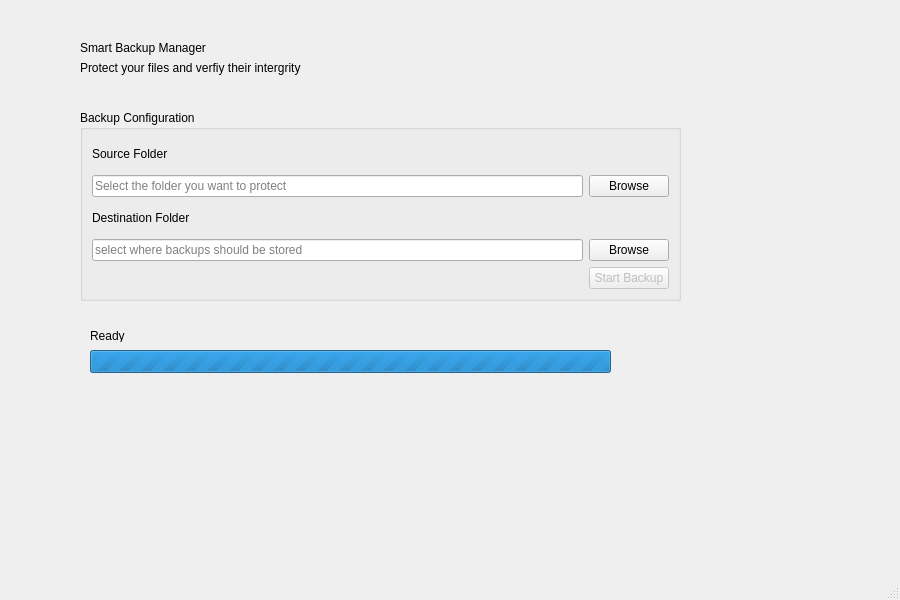
Old version of the form mainwindow.ui in the repository Anotidagd/cpp-qt-smart-backup-manager.
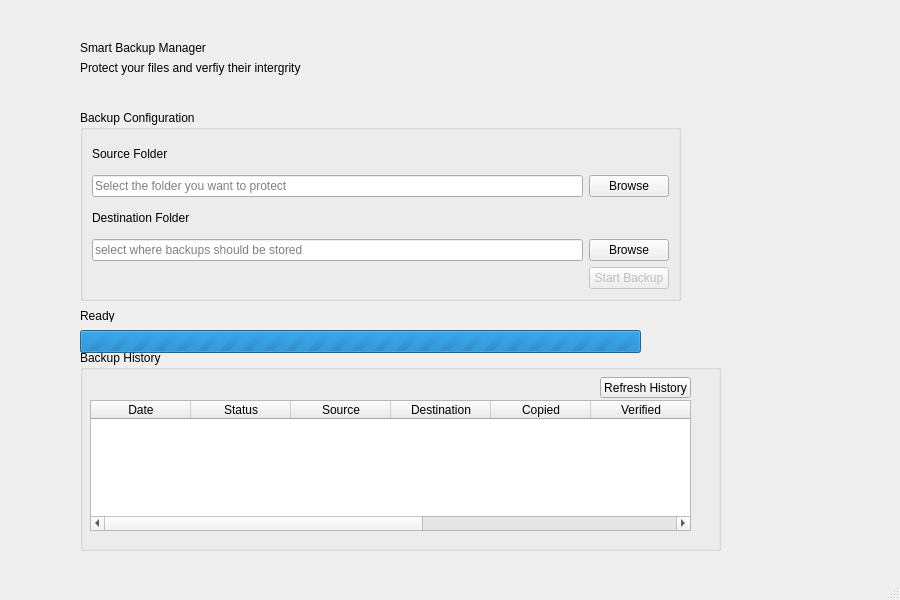
New version of the form.

Commit message: feat: add persistent backup history dashboard

```diff
--- a/mainwindow.ui
+++ b/mainwindow.ui
@@ -122,8 +122,8 @@
    <widget class="QLabel" name="progressLabel">
     <property name="geometry">
      <rect>
-      <x>90</x>
-      <y>330</y>
+      <x>80</x>
+      <y>310</y>
       <width>37</width>
       <height>12</height>
      </rect>
@@ -135,9 +135,9 @@
    <widget class="QProgressBar" name="backupProgressBar">
     <property name="geometry">
      <rect>
-      <x>90</x>
-      <y>350</y>
-      <width>521</width>
+      <x>80</x>
+      <y>330</y>
+      <width>561</width>
       <height>23</height>
      </rect>
     </property>
@@ -148,6 +148,86 @@
      <number>0</number>
     </property>
    </widget>
+   <widget class="QGroupBox" name="backupHistoryGroup">
+    <property name="geometry">
+     <rect>
+      <x>80</x>
+      <y>350</y>
+      <width>641</width>
+      <height>201</height>
+     </rect>
+    </property>
+    <property name="title">
+     <string>Backup History</string>
+    </property>
+    <widget class="QPushButton" name="refreshHistoryButton">
+     <property name="geometry">
+      <rect>
+       <x>520</x>
+       <y>27</y>
+       <width>91</width>
+       <height>21</height>
+      </rect>
+     </property>
+     <property name="text">
+      <string>Refresh History</string>
+     </property>
+    </widget>
+    <widget class="QTableWidget" name="historyTable">
+     <property name="geometry">
+      <rect>
+       <x>10</x>
+       <y>50</y>
+       <width>601</width>
+       <height>131</height>
+      </rect>
+     </property>
+     <property name="columnCount">
+      <number>9</number>
+     </property>
+     <column>
+      <property name="text">
+       <string>Date</string>
+      </property>
+     </column>
+     <column>
+      <property name="text">
+       <string>Status</string>
+      </property>
+     </column>
+     <column>
+      <property name="text">
+       <string>Source</string>
+      </property>
+     </column>
+     <column>
+      <property name="text">
+       <string>Destination</string>
+      </property>
+     </column>
+     <column>
+      <property name="text">
+       <string>Copied</string>
+      </property>
+     </column>
+     <column>
+      <property name="text">
+       <string>Verified</string>
+      </property>
+     </column>
+     <column>
+      <property name="text">
+       <string>Failed</string>
+      </property>
+     </column>
+     <column>
+      <property name="text">
+       <string>Duration</string>
+      </property>
+     </column>
+     <column/>
+    </widget>
+   </widget>
   </widget>
   <widget class="QMenuBar" name="menubar">
    <property name="geometry">
```
The commit also changes 15 other files.
